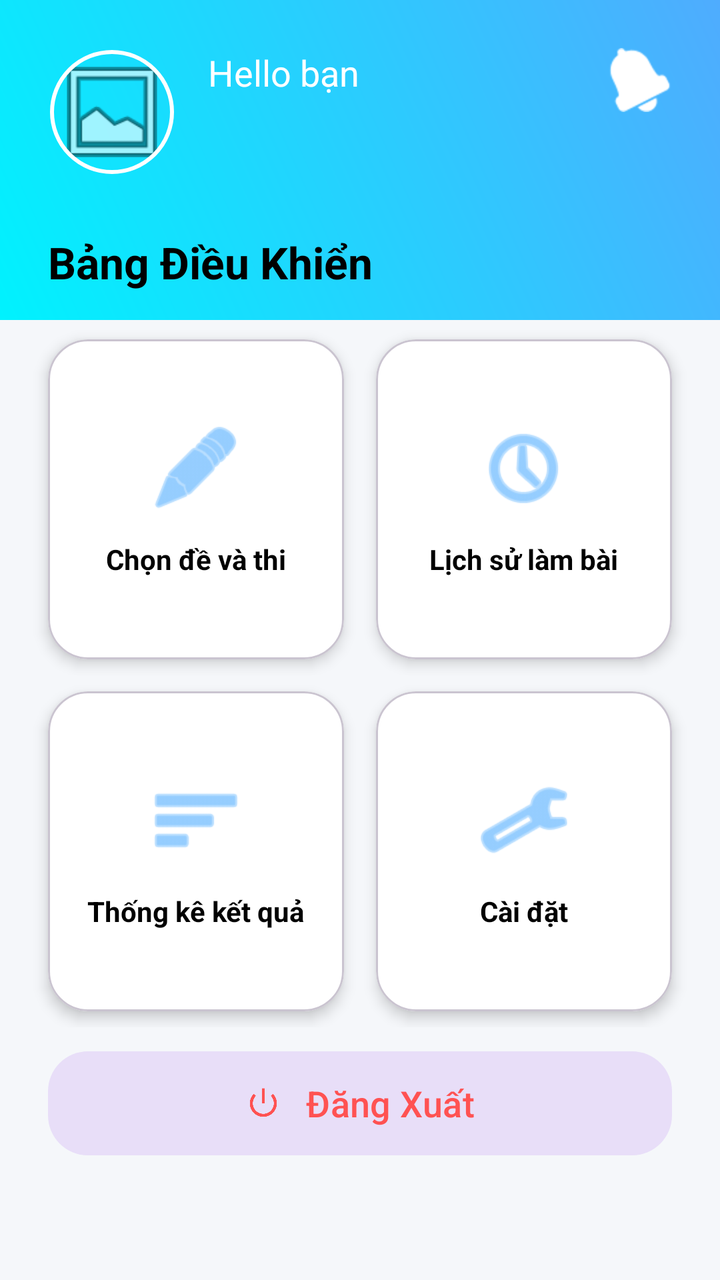
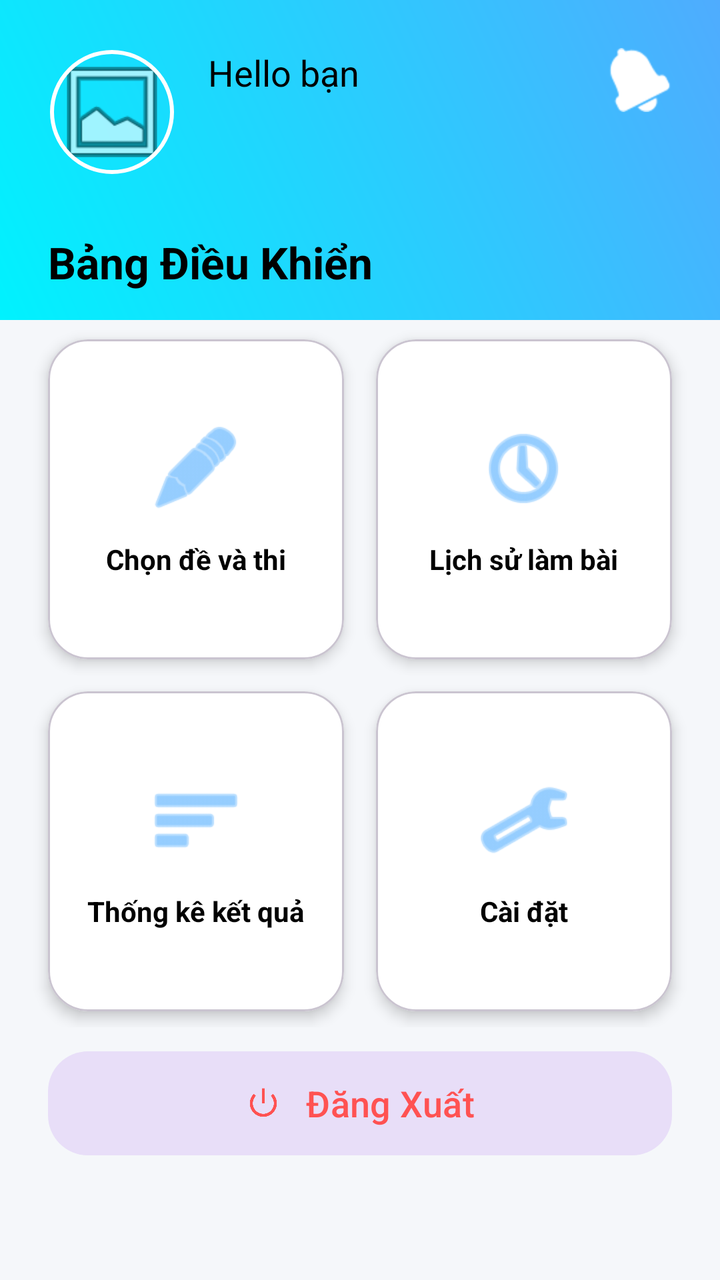

Two renders of the same Android screen: before a commit and after it. Below are the layout's source before the change and the commit's diff.
<!-- AndroidManifest.xml: application theme Theme.Nhom_2_Android_Final -->
<!-- res/layout/activity_main.xml -->
<?xml version="1.0" encoding="utf-8"?>
<androidx.coordinatorlayout.widget.CoordinatorLayout xmlns:android="http://schemas.android.com/apk/res/android"
    xmlns:app="http://schemas.android.com/apk/res-auto"
    xmlns:tools="http://schemas.android.com/tools"
    android:layout_width="match_parent"
    android:layout_height="match_parent"
    android:background="@drawable/bg_dashboard"
    tools:context=".MainActivity">

    <com.google.android.material.appbar.AppBarLayout
        android:layout_width="match_parent"
        android:layout_height="wrap_content"
        android:background="@android:color/transparent"
        app:elevation="0dp">

        <androidx.constraintlayout.widget.ConstraintLayout
            android:layout_width="match_parent"
            android:layout_height="160dp"
            android:background="@drawable/bg_gradient"
            android:padding="24dp">

            <com.google.android.material.imageview.ShapeableImageView
                android:id="@+id/ivUserAvatar"
                android:layout_width="64dp"
                android:layout_height="64dp"
                android:padding="2dp"
                android:src="@android:drawable/ic_menu_gallery"
                app:layout_constraintStart_toStartOf="parent"
                app:layout_constraintTop_toTopOf="parent"
                app:shapeAppearanceOverlay="@style/ShapeAppearance.Material3.Corner.Full"
                app:strokeColor="@android:color/white"
                app:strokeWidth="2dp" />

            <TextView
                android:id="@+id/tvUserWelcome"
                android:layout_width="wrap_content"
                android:layout_height="wrap_content"
                android:layout_marginStart="16dp"
                android:text="Hello bạn"
                android:textColor="@android:color/white"
                android:textSize="18sp"
                app:layout_constraintBottom_toTopOf="@id/tvUserName"
                app:layout_constraintStart_toEndOf="@id/ivUserAvatar"
                app:layout_constraintTop_toTopOf="@id/ivUserAvatar" />

            <TextView
                android:id="@+id/tvUserName"
                android:layout_width="wrap_content"
                android:layout_height="wrap_content"
                android:text=""
                android:textColor="@android:color/white"
                android:textSize="22sp"
                android:textStyle="bold"
                app:layout_constraintStart_toStartOf="@id/tvUserWelcome"
                app:layout_constraintTop_toBottomOf="@id/tvUserWelcome" />

            <TextView
                android:id="@+id/tvUserGrade"
                android:layout_width="wrap_content"
                android:layout_height="wrap_content"
                android:text=""
                android:textColor="@android:color/white"
                android:textSize="16sp"
                app:layout_constraintStart_toStartOf="@id/tvUserName"
                app:layout_constraintTop_toBottomOf="@id/tvUserName" />

            <ImageButton
                android:id="@+id/btnNotifications"
                android:layout_width="wrap_content"
                android:layout_height="wrap_content"
                android:background="?attr/selectableItemBackgroundBorderless"
                android:src="@android:drawable/ic_popup_reminder"
                android:contentDescription="@string/notification_desc"
                app:layout_constraintEnd_toEndOf="parent"
                app:layout_constraintTop_toTopOf="parent"
                app:tint="@android:color/white" />

        </androidx.constraintlayout.widget.ConstraintLayout>
    </com.google.android.material.appbar.AppBarLayout>

    <androidx.core.widget.NestedScrollView
        android:layout_width="match_parent"
        android:layout_height="match_parent"
        android:layout_marginTop="-60dp"
        app:layout_behavior="@string/appbar_scrolling_view_behavior">

        <LinearLayout
            android:layout_width="match_parent"
            android:layout_height="wrap_content"
            android:orientation="vertical"
            android:padding="16dp">

            
            <TextView
                android:layout_width="wrap_content"
                android:layout_height="wrap_content"
                android:layout_marginStart="8dp"
                android:layout_marginBottom="16dp"
                android:text="Bảng Điều Khiển"
                android:textColor="@color/text_main"
                android:textSize="22sp"
                android:textStyle="bold" />

            
            <LinearLayout
                android:layout_width="match_parent"
                android:layout_height="wrap_content"
                android:orientation="horizontal"
                android:weightSum="2">

                <com.google.android.material.card.MaterialCardView
                    android:id="@+id/cardExam"
                    android:layout_width="0dp"
                    android:layout_height="160dp"
                    android:layout_margin="8dp"
                    android:layout_weight="1"
                    app:cardBackgroundColor="@color/card_bg"
                    app:cardCornerRadius="20dp"
                    app:cardElevation="4dp">

                    <LinearLayout
                        android:layout_width="match_parent"
                        android:layout_height="match_parent"
                        android:gravity="center"
                        android:orientation="vertical">

                        <ImageView
                            android:layout_width="48dp"
                            android:layout_height="48dp"
                            android:src="@android:drawable/ic_menu_edit"
                            app:tint="@color/colorPrimary" />

                        <TextView
                            android:layout_width="wrap_content"
                            android:layout_height="wrap_content"
                            android:layout_marginTop="12dp"
                            android:text="Chọn đề và thi"
                            android:textColor="@color/text_main"
                            android:textStyle="bold" />
                    </LinearLayout>
                </com.google.android.material.card.MaterialCardView>

                <com.google.android.material.card.MaterialCardView
                    android:id="@+id/cardHistory"
                    android:layout_width="0dp"
                    android:layout_height="160dp"
                    android:layout_margin="8dp"
                    android:layout_weight="1"
                    app:cardBackgroundColor="@color/card_bg"
                    app:cardCornerRadius="20dp"
                    app:cardElevation="4dp">

                    <LinearLayout
                        android:layout_width="match_parent"
                        android:layout_height="match_parent"
                        android:gravity="center"
                        android:orientation="vertical">

                        <ImageView
                            android:layout_width="48dp"
                            android:layout_height="48dp"
                            android:src="@android:drawable/ic_menu_recent_history"
                            app:tint="@color/colorPrimary" />

                        <TextView
                            android:layout_width="wrap_content"
                            android:layout_height="wrap_content"
                            android:layout_marginTop="12dp"
                            android:text="Lịch sử làm bài"
                            android:textColor="@color/text_main"
                            android:textStyle="bold" />
                    </LinearLayout>
                </com.google.android.material.card.MaterialCardView>
            </LinearLayout>

            
            <LinearLayout
                android:layout_width="match_parent"
                android:layout_height="wrap_content"
                android:orientation="horizontal"
                android:weightSum="2">

                <com.google.android.material.card.MaterialCardView
                    android:id="@+id/cardStats"
                    android:layout_width="0dp"
                    android:layout_height="160dp"
                    android:layout_margin="8dp"
                    android:layout_weight="1"
                    app:cardBackgroundColor="@color/card_bg"
                    app:cardCornerRadius="20dp"
                    app:cardElevation="4dp">

                    <LinearLayout
                        android:layout_width="match_parent"
                        android:layout_height="match_parent"
                        android:gravity="center"
                        android:orientation="vertical">

                        <ImageView
                            android:layout_width="48dp"
                            android:layout_height="48dp"
                            android:src="@android:drawable/ic_menu_sort_by_size"
                            app:tint="@color/colorPrimary" />

                        <TextView
                            android:layout_width="wrap_content"
                            android:layout_height="wrap_content"
                            android:layout_marginTop="12dp"
                            android:text="Thống kê kết quả"
                            android:textColor="@color/text_main"
                            android:textStyle="bold" />
                    </LinearLayout>
                </com.google.android.material.card.MaterialCardView>

                <com.google.android.material.card.MaterialCardView
                    android:id="@+id/cardSettings"
                    android:layout_width="0dp"
                    android:layout_height="160dp"
                    android:layout_margin="8dp"
                    android:layout_weight="1"
                    app:cardBackgroundColor="@color/card_bg"
                    app:cardCornerRadius="20dp"
                    app:cardElevation="4dp">

                    <LinearLayout
                        android:layout_width="match_parent"
                        android:layout_height="match_parent"
                        android:gravity="center"
                        android:orientation="vertical">

                        <ImageView
                            android:layout_width="48dp"
                            android:layout_height="48dp"
                            android:src="@android:drawable/ic_menu_preferences"
                            app:tint="@color/colorPrimary" />

                        <TextView
                            android:layout_width="wrap_content"
                            android:layout_height="wrap_content"
                            android:layout_marginTop="12dp"
                            android:text="Cài đặt"
                            android:textColor="@color/text_main"
                            android:textStyle="bold" />
                    </LinearLayout>
                </com.google.android.material.card.MaterialCardView>
            </LinearLayout>

            
            <com.google.android.material.button.MaterialButton
                android:id="@+id/btnLogout"
                style="@style/Widget.Material3.Button.TonalButton"
                android:layout_width="match_parent"
                android:layout_height="60dp"
                android:layout_margin="8dp"
                android:layout_marginTop="24dp"
                android:text="Đăng Xuất"
                android:textColor="#FF5252"
                android:textSize="18sp"
                app:cornerRadius="20dp"
                app:icon="@android:drawable/ic_lock_power_off"
                app:iconGravity="textStart"
                app:iconPadding="12dp"
                app:iconTint="#FF5252" />

        </LinearLayout>
    </androidx.core.widget.NestedScrollView>

</androidx.coordinatorlayout.widget.CoordinatorLayout>
<!-- resources referenced by this layout -->
<resources>
  <color name="card_bg">#FFFFFF</color>
  <color name="colorPrimary">#4facfe</color>
  <color name="text_main">#000000</color>
  <!-- drawable bg_dashboard (drawable) -->
  <?xml version="1.0" encoding="utf-8"?>
  <shape xmlns:android="http://schemas.android.com/apk/res/android">
      <solid android:color="@color/dashboard_bg" />
  </shape>
  <!-- drawable bg_gradient (drawable) -->
  <?xml version="1.0" encoding="utf-8"?>
  <shape xmlns:android="http://schemas.android.com/apk/res/android">
      <gradient
          android:angle="45"
          android:endColor="#4facfe"
          android:startColor="#00f2fe"
          android:type="linear" />
  </shape>
  <string name="notification_desc">Thông báo</string>
  <style name="Theme.Nhom_2_Android_Final" parent="Base.Theme.Nhom_2_Android_Final" />
  <color name="dashboard_bg">#F5F7FA</color>
  <style name="Base.Theme.Nhom_2_Android_Final" parent="Theme.Material3.DayNight.NoActionBar">
          
          <item name="colorPrimary">@color/colorPrimary</item>
          <item name="android:statusBarColor">@color/colorPrimary</item>
      </style>
</resources>

<!-- the commit's change to res/layout/activity_main.xml (unified diff, before → after) -->
@@ -37,7 +37,7 @@
                 android:layout_height="wrap_content"
                 android:layout_marginStart="16dp"
                 android:text="Hello bạn"
-                android:textColor="@android:color/white"
+                android:textColor="@color/text_main"
                 android:textSize="18sp"
                 app:layout_constraintBottom_toTopOf="@id/tvUserName"
                 app:layout_constraintStart_toEndOf="@id/ivUserAvatar"
@@ -48,7 +48,7 @@
                 android:layout_width="wrap_content"
                 android:layout_height="wrap_content"
                 android:text=""
-                android:textColor="@android:color/white"
+                android:textColor="@color/text_main"
                 android:textSize="22sp"
                 android:textStyle="bold"
                 app:layout_constraintStart_toStartOf="@id/tvUserWelcome"
@@ -59,7 +59,7 @@
                 android:layout_width="wrap_content"
                 android:layout_height="wrap_content"
                 android:text=""
-                android:textColor="@android:color/white"
+                android:textColor="@color/text_main"
                 android:textSize="16sp"
                 app:layout_constraintStart_toStartOf="@id/tvUserName"
                 app:layout_constraintTop_toBottomOf="@id/tvUserName" />
